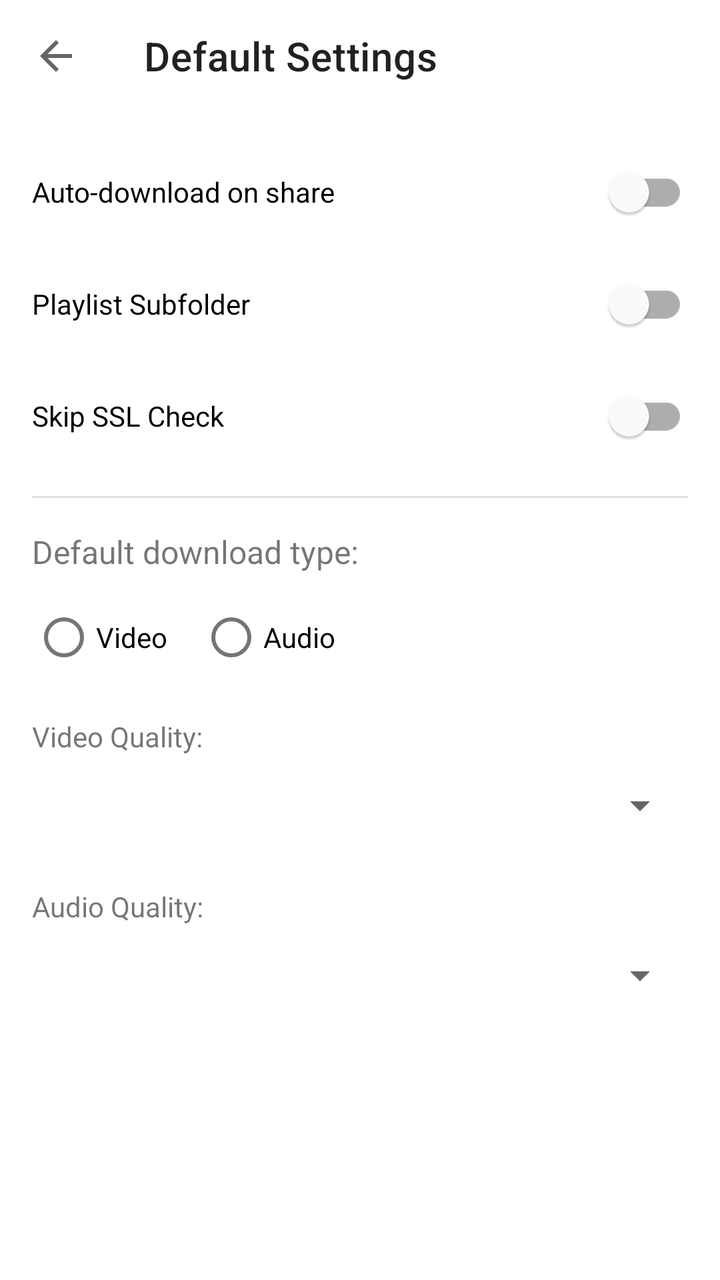
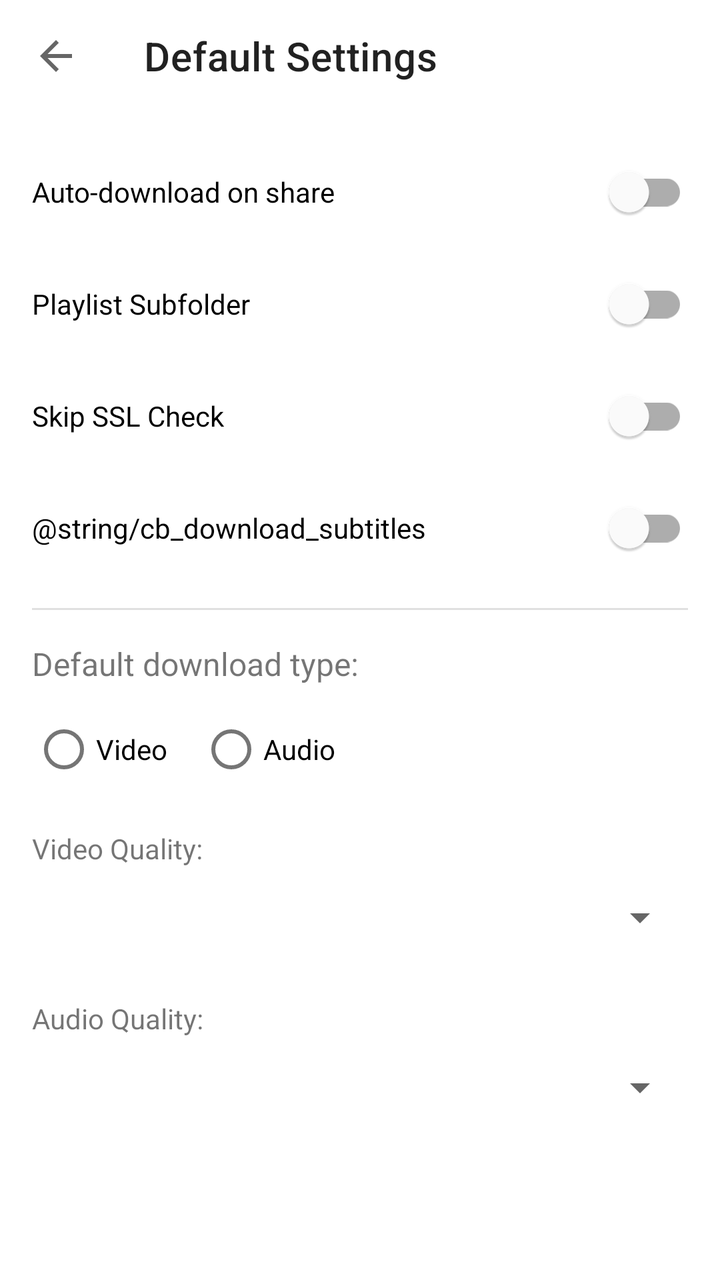

The first picture is an Android layout as it rendered before a commit; the second is the same layout after the commit. The layout source and the unified diff follow.
<!-- AndroidManifest.xml: application theme Theme.MaterialComponents.DayNight.NoActionBar -->
<!-- res/layout/activity_default_settings.xml -->
<?xml version="1.0" encoding="utf-8"?>
<LinearLayout xmlns:android="http://schemas.android.com/apk/res/android"
    xmlns:app="http://schemas.android.com/apk/res-auto"
    android:layout_width="match_parent"
    android:layout_height="match_parent"
    android:orientation="vertical">

    <com.google.android.material.appbar.MaterialToolbar
        android:id="@+id/defaultSettingsToolbar"
        android:layout_width="match_parent"
        android:layout_height="wrap_content"
        app:title="@string/title_default_settings"
        app:navigationIcon="?attr/homeAsUpIndicator" />

    <ScrollView
        android:layout_width="match_parent"
        android:layout_height="match_parent"
        android:padding="16dp">

        <LinearLayout
            android:layout_width="match_parent"
            android:layout_height="wrap_content"
            android:orientation="vertical">

            <com.google.android.material.switchmaterial.SwitchMaterial
                android:id="@+id/swAutoDownload"
                android:layout_width="match_parent"
                android:layout_height="wrap_content"
                android:text="@string/pref_auto_download_title"
                android:subtitle="@string/pref_auto_download_summary" />

            <com.google.android.material.switchmaterial.SwitchMaterial
                android:id="@+id/swPlaylistSubfolder"
                android:layout_width="match_parent"
                android:layout_height="wrap_content"
                android:layout_marginTop="8dp"
                android:text="@string/pref_playlist_subfolder_title" />

            <com.google.android.material.switchmaterial.SwitchMaterial
                android:id="@+id/swSkipSslDefault"
                android:layout_width="match_parent"
                android:layout_height="wrap_content"
                android:layout_marginTop="8dp"
                android:text="@string/cb_skip_ssl" />

            <View android:layout_width="match_parent" android:layout_height="1dp"
                android:background="?android:attr/listDivider" android:layout_marginVertical="16dp"/>

            <TextView android:layout_width="wrap_content" android:layout_height="wrap_content"
                android:text="@string/label_default_format" android:textSize="16sp" />

            <RadioGroup
                android:id="@+id/rgDefaultFormatGlobal"
                android:layout_width="match_parent"
                android:layout_height="wrap_content"
                android:orientation="horizontal"
                android:layout_marginTop="8dp">
                <RadioButton android:id="@+id/rbVideoGlobal" android:layout_width="wrap_content"
                    android:layout_height="wrap_content" android:text="@string/format_video" android:layout_marginEnd="16dp"/>
                <RadioButton android:id="@+id/rbAudioGlobal" android:layout_width="wrap_content"
                    android:layout_height="wrap_content" android:text="@string/format_audio" />
            </RadioGroup>

            <TextView android:layout_width="wrap_content" android:layout_height="wrap_content"
                android:text="@string/label_video_quality" android:layout_marginTop="16dp" />
            <Spinner android:id="@+id/spinnerDefaultVideoQuality" android:layout_width="match_parent"
                android:layout_height="50dp" />

            <TextView android:layout_width="wrap_content" android:layout_height="wrap_content"
                android:text="@string/label_audio_quality" android:layout_marginTop="16dp" />
            <Spinner android:id="@+id/spinnerDefaultAudioQuality" android:layout_width="match_parent"
                android:layout_height="50dp" />

        </LinearLayout>
    </ScrollView>
</LinearLayout>
<!-- resources referenced by this layout -->
<resources>
  <string name="cb_skip_ssl">Skip SSL Check</string>
  <string name="format_audio">Audio</string>
  <string name="format_video">Video</string>
  <string name="label_audio_quality">Audio Quality:</string>
  <string name="label_default_format">Default download type:</string>
  <string name="label_video_quality">Video Quality:</string>
  <string name="pref_auto_download_summary">Start download immediately upon receiving link without showing menu</string>
  <string name="pref_auto_download_title">Auto-download on share</string>
  <string name="pref_playlist_subfolder_title">Playlist Subfolder</string>
  <string name="title_default_settings">Default Settings</string>
</resources>

<!-- the commit's change to res/layout/activity_default_settings.xml (unified diff, before → after) -->
@@ -1,4 +1,5 @@
 <?xml version="1.0" encoding="utf-8"?>
+
 <LinearLayout xmlns:android="http://schemas.android.com/apk/res/android"
     xmlns:app="http://schemas.android.com/apk/res-auto"
     android:layout_width="match_parent"
@@ -43,6 +44,13 @@
                 android:layout_marginTop="8dp"
                 android:text="@string/cb_skip_ssl" />
 
+            <com.google.android.material.switchmaterial.SwitchMaterial
+                android:id="@+id/swDownloadSubtitlesDefault"
+                android:layout_width="match_parent"
+                android:layout_height="wrap_content"
+                android:layout_marginTop="8dp"
+                android:text="@string/cb_download_subtitles" />
+
             <View android:layout_width="match_parent" android:layout_height="1dp"
                 android:background="?android:attr/listDivider" android:layout_marginVertical="16dp"/>
 
